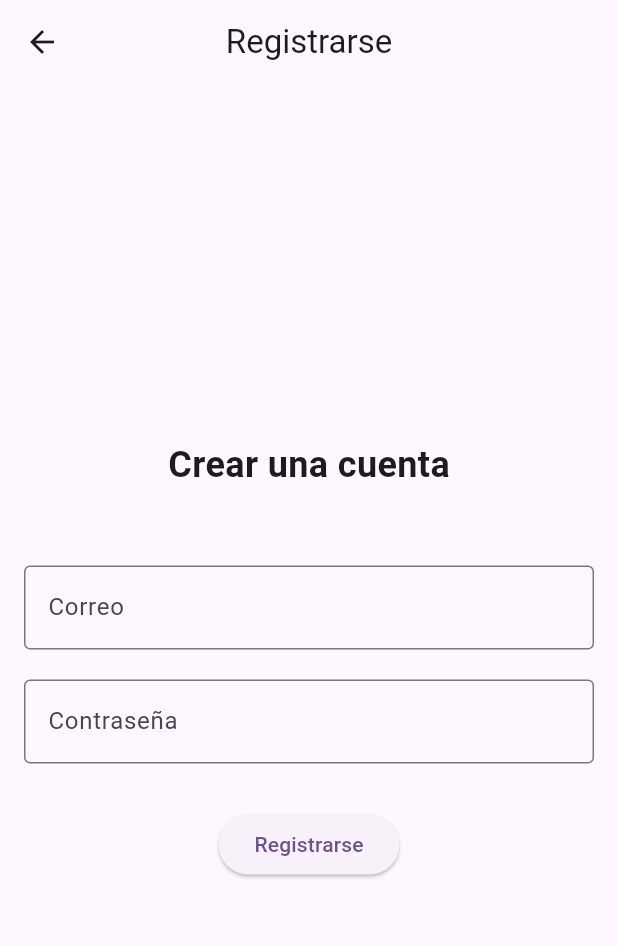
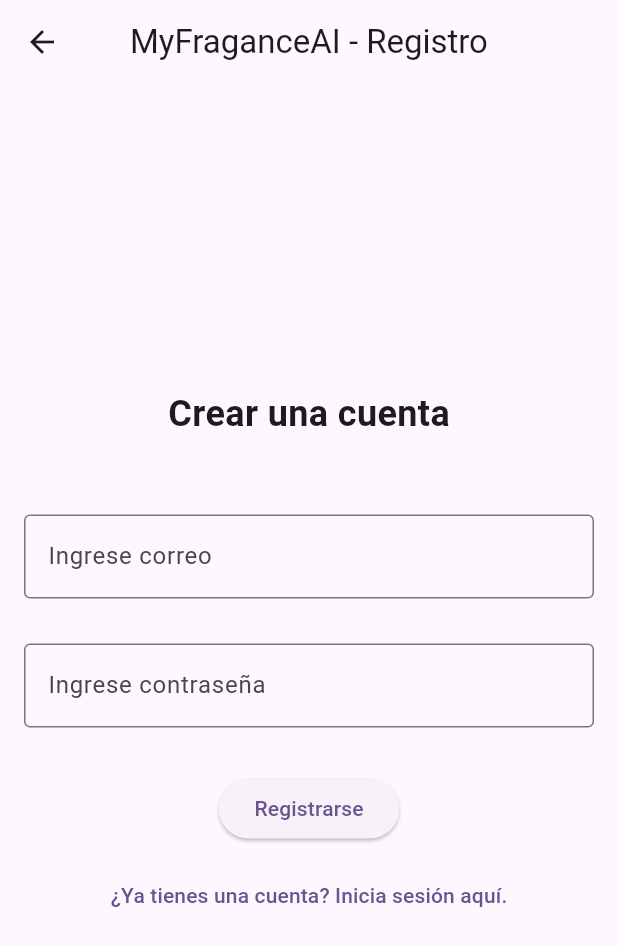
Before and after one commit to jspalmarojas/my_fragrance, a Flutter app: the SignupScreen screen opened directly, after a tap on "Registrarse", on a phone screen of 412 x 824 dp. Shown: the top 946 px of the screen. Run offline on Flutter 3.47's test engine with Material 3 defaults, Android fonts, the phone set to English and light mode, and no system bars; our stand-ins replace cloud_firestore, firebase_auth, firebase_core; accounts and stored records are empty; network calls fail.

Commit message:
feat: Guardar datos de usuario en Firestore al registrarse

```diff
--- a/lib/screens/signup_screen.dart
+++ b/lib/screens/signup_screen.dart
@@ -1,5 +1,8 @@
 import 'package:flutter/material.dart';
 import 'package:firebase_auth/firebase_auth.dart';
+import 'package:cloud_firestore/cloud_firestore.dart'; // Importa Firestore
+import 'login_screen.dart';
+import 'profile_screen.dart';
 
 class SignupScreen extends StatefulWidget {
   const SignupScreen({super.key});
@@ -21,21 +24,39 @@ class _SignupScreenState extends State<SignupScreen> {
 
   void signUp() async {
     try {
-      await FirebaseAuth.instance.createUserWithEmailAndPassword(
+      // Intenta crear el usuario en Firebase Authentication
+      UserCredential userCredential =
+          await FirebaseAuth.instance.createUserWithEmailAndPassword(
         email: _emailController.text,
         password: _passwordController.text,
       );
-      // Si el registro es exitoso, navega a la pantalla de inicio de sesión
-      Navigator.pop(context); // Vuelve a la pantalla anterior
+
+      // Si el registro es exitoso, crea un documento en Firestore para el usuario
+      if (userCredential.user != null) {
+        await FirebaseFirestore.instance
+            .collection('users')
+            .doc(userCredential.user!.uid) // Usa el UID del usuario como ID del documento
+            .set({
+          'email': userCredential.user!.email,
+          'createdAt': FieldValue.serverTimestamp(),
+          // Puedes agregar más campos de usuario aquí, como 'username' o 'name'
+        });
+      }
+
+      // Navega a la pantalla de perfil después del registro
+      Navigator.pushReplacement(
+        context,
+        MaterialPageRoute(builder: (context) => const ProfileScreen()),
+      );
       print('¡Registro exitoso!');
     } on FirebaseAuthException catch (e) {
       if (e.code == 'weak-password') {
-        print('La contraseña proporcionada es demasiado débil.');
+        print('La contraseña proporcionada es muy débil.');
       } else if (e.code == 'email-already-in-use') {
-        print('La cuenta ya existe para ese correo.');
-      } else {
-        print(e.message);
+        print('Ya existe una cuenta para ese correo.');
       }
+    } catch (e) {
+      print(e);
     }
   }
 
@@ -43,7 +64,7 @@ class _SignupScreenState extends State<SignupScreen> {
   Widget build(BuildContext context) {
     return Scaffold(
       appBar: AppBar(
-        title: const Text('Registrarse'),
+        title: const Text('MyFraganceAI - Registro'),
         centerTitle: true,
       ),
       body: Center(
@@ -60,15 +81,15 @@ class _SignupScreenState extends State<SignupScreen> {
               TextField(
                 controller: _emailController,
                 decoration: const InputDecoration(
-                  labelText: 'Correo',
+                  labelText: 'Ingrese correo',
                   border: OutlineInputBorder(),
                 ),
               ),
-              const SizedBox(height: 20),
+              const SizedBox(height: 30),
               TextField(
                 controller: _passwordController,
                 decoration: const InputDecoration(
-                  labelText: 'Contraseña',
+                  labelText: 'Ingrese contraseña',
                   border: OutlineInputBorder(),
                 ),
                 obscureText: true,
@@ -78,6 +99,16 @@ class _SignupScreenState extends State<SignupScreen> {
                 onPressed: signUp,
                 child: const Text('Registrarse'),
               ),
+              const SizedBox(height: 10),
+              TextButton(
+                onPressed: () {
+                  Navigator.push(
+                    context,
+                    MaterialPageRoute(builder: (context) => const LoginScreen()),
+                  );
+                },
+                child: const Text('¿Ya tienes una cuenta? Inicia sesión aquí.'),
+              ),
             ],
           ),
         ),
```
